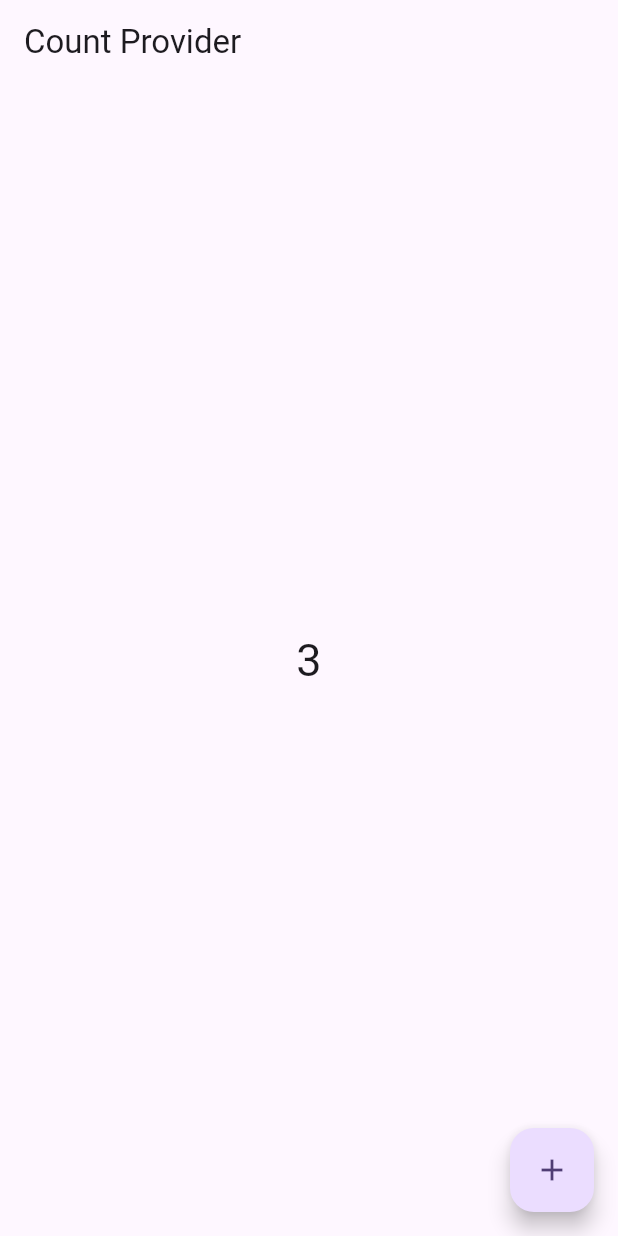
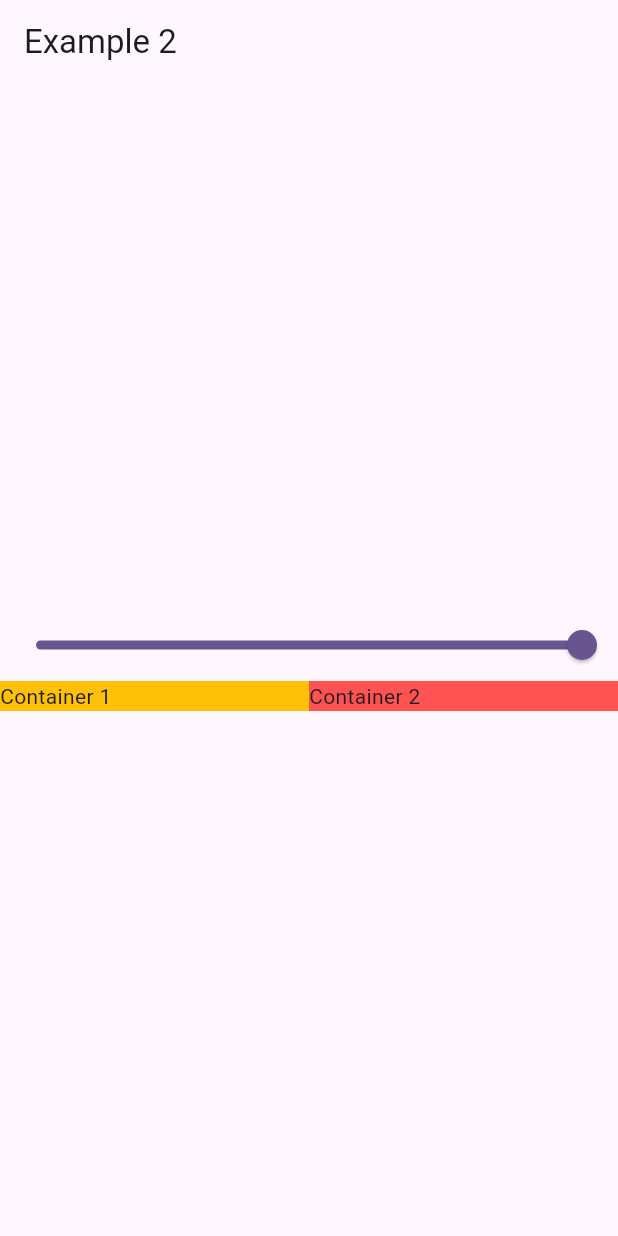
Before and after one commit to Repos-By-Aryan/Provider, a Flutter app: the screen it shows after launch, on a phone screen of 412 x 824 dp. Run offline on Flutter 3.47's test engine with Material 3 defaults, Android fonts, the phone set to English and light mode, and no system bars.

Commit message:
Example two

```diff
--- /dev/null
+++ b/lib/ExampleTwo/example_two.dart
@@ -0,0 +1,57 @@
+import 'package:flutter/cupertino.dart';
+import 'package:flutter/material.dart';
+import 'package:provider/provider.dart';
+import 'package:provider_tutorials/ExampleTwo/example_two_provider.dart';
+
+class ExampleTwo extends StatefulWidget {
+  const ExampleTwo({super.key});
+
+  @override
+  State<ExampleTwo> createState() => _ExampleTwoState();
+}
+
+class _ExampleTwoState extends State<ExampleTwo> {
+
+  double value = 1.0;
+  @override
+  Widget build(BuildContext context) {
+    final provider = Provider.of<ExampleTwoProvider>(context,listen:false);
+    return Scaffold(
+      appBar: AppBar(
+        title: Text('Example 2'),
+      ),
+      body: Column(
+        mainAxisAlignment: MainAxisAlignment.center,
+        crossAxisAlignment: CrossAxisAlignment.center,
+        children: [
+          Consumer<ExampleTwoProvider>(
+            builder: (context,value,child){
+              return Slider(
+                  min: 0,
+                  max: 1,
+                  value: value.value, onChanged: (val){
+                value.setValue(val);
+              });
+            }),
+          Consumer<ExampleTwoProvider>(
+            builder: (context,value,child){
+              return Row(
+                children: [
+                  Expanded(child: Container(
+                    child: Text("Container 1"),
+                    color: Colors.amber.withOpacity(value.value),
+                  ),
+                  ),
+                  Expanded(child: Container(
+                    child: Text("Container 2"),
+                    color: Colors.redAccent.withOpacity(value.value),
+                  ),),
+                ],
+              );
+            },
+          ),
+        ],
+      ),
+    );
+  }
+}
--- /dev/null
+++ b/lib/ExampleTwo/example_two_provider.dart
@@ -0,0 +1,11 @@
+import 'package:flutter/foundation.dart';
+
+class ExampleTwoProvider with ChangeNotifier{
+  double _value = 1;
+  double get value => _value;
+
+  void setValue(double val){
+    _value = val;
+    notifyListeners();
+  }
+}
--- a/lib/main.dart
+++ b/lib/main.dart
@@ -1,7 +1,9 @@
 import 'package:flutter/material.dart';
 import 'package:provider/provider.dart';
+import 'package:provider_tutorials/ExampleTwo/example_two.dart';
 import 'package:provider_tutorials/count_example.dart';
 
+import 'ExampleTwo/example_two_provider.dart';
 import 'count_provider.dart';
 
 void main() {
@@ -14,15 +16,18 @@ class MyApp extends StatelessWidget {
   // This widget is the root of your application.
   @override
   Widget build(BuildContext context) {
-    return ChangeNotifierProvider<CountProvider>(
-      create: (_) => CountProvider(),
+    return MultiProvider(
+      providers: [
+        ChangeNotifierProvider(create: (_)=> CountProvider()),
+        ChangeNotifierProvider(create: (_)=> ExampleTwoProvider()),
+      ],
       child: MaterialApp(
           title: 'Flutter Demo',
           theme: ThemeData(
             colorScheme: ColorScheme.fromSeed(seedColor: Colors.deepPurple),
             useMaterial3: true,
           ),
-          home: CountExample(),
+          home: const ExampleTwo(),
       ),
     );
   }
```
